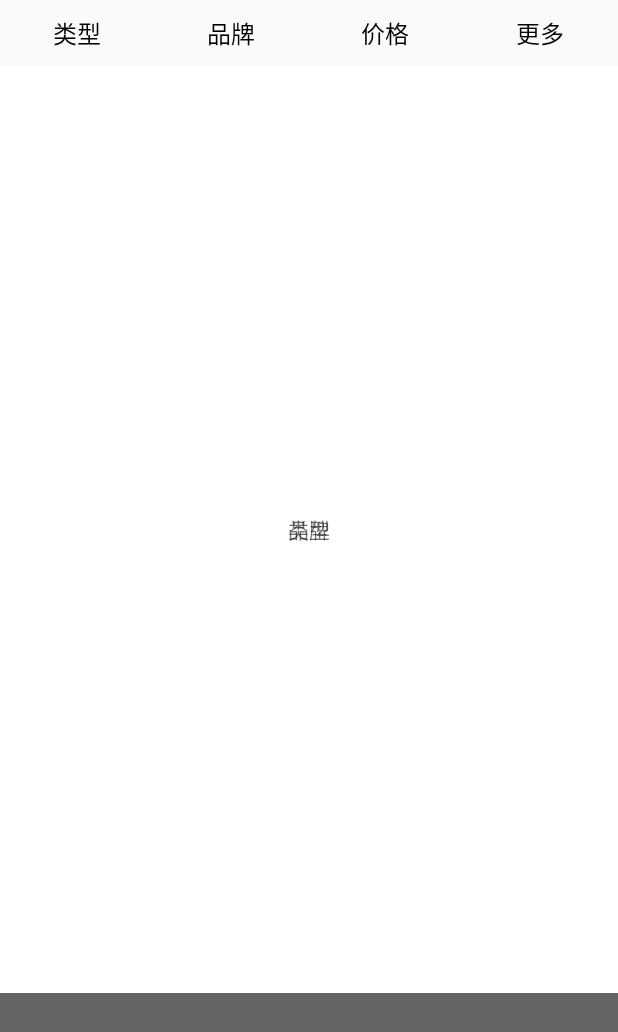
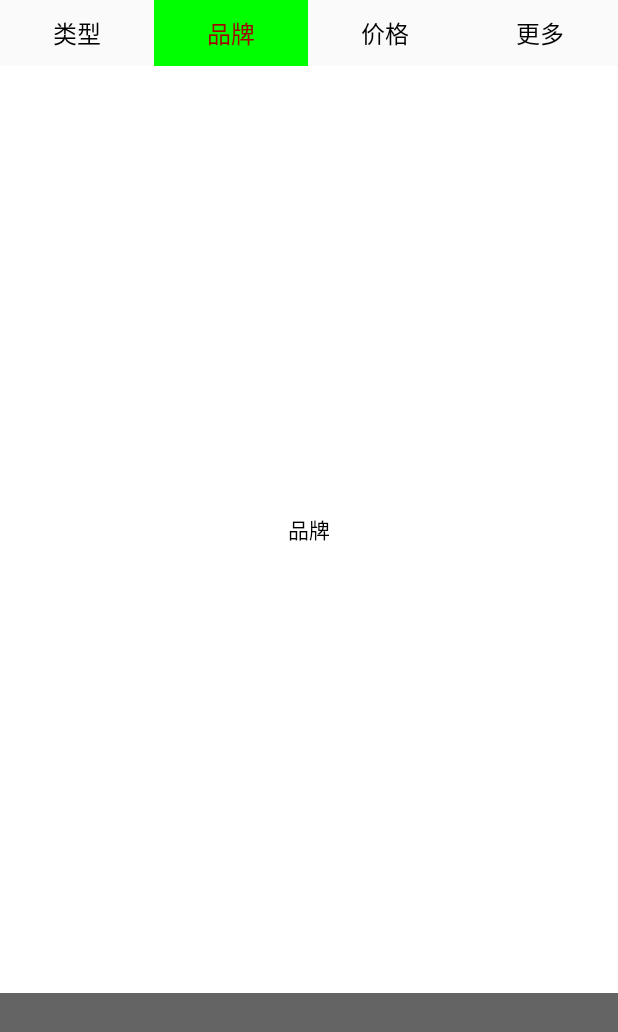
Before and after one commit to 13538659596/View, an Android app: the PopuViewActivity screen opened directly, with no data from a screen before it, after a tap on "品牌", on a phone screen of 412 x 824 dp. Shown: the top 1032 px of the screen. Run offline under Robolectric (Android 15) with nearby library versions, the phone set to English and light mode, and no system bars; our stand-ins replace ButterKnife; 1 other tap on this screen came first.

Commit message:
完善选择列表

```diff
--- a/app/src/main/java/com/example/view/adpter/MenuAdapater.java
+++ b/app/src/main/java/com/example/view/adpter/MenuAdapater.java
@@ -44,6 +44,18 @@ public class MenuAdapater extends BaseMenuAdapter{
         // 真正开发过程中，不同的位置显示的布局不一样
         TextView menuView = (TextView) LayoutInflater.from(context).inflate(R.layout.ui_list_data_screen_menu,parent,false);
         menuView.setText(items.get(position));
+        menuView.setTextColor(context.getResources().getColor(R.color.balck));
         return menuView;
     }
+
+    @Override
+    public void menuClose(View tabView) {
+        tabView.setBackgroundColor(context.getResources().getColor(R.color.material_grey_50));
+        ((TextView)tabView).setTextColor(context.getResources().getColor(R.color.balck));}
+
+    @Override
+    public void menuOpen(View tabView) {
+        tabView.setBackgroundColor(context.getResources().getColor(R.color.colorGreen));
+        ((TextView)tabView).setTextColor(context.getResources().getColor(R.color.startColor));
+    }
 }
--- a/app/src/main/java/com/example/view/group/PopuView.java
+++ b/app/src/main/java/com/example/view/group/PopuView.java
@@ -7,6 +7,7 @@ import android.content.Context;
 import android.graphics.Color;
 import android.support.annotation.Nullable;
 import android.util.AttributeSet;
+import android.util.Log;
 import android.util.TypedValue;
 import android.view.Gravity;
 import android.view.View;
@@ -34,9 +35,13 @@ public class PopuView extends LinearLayout implements View.OnClickListener{
     //内容布局
     private FrameLayout mMenuContainerView;
     private Context mContext;
-    private boolean isMenuOpen = false;  //菜单栏是否弹出
+    private  int currentClickPosition = -1;  //点击的位置
+
+    private BaseMenuAdapter adapter;
 
     private int mMenuContentHeight; //弹出的内容页高度
+    private boolean isExcuteAnimotion = false;   //当前是否正在执行动画
+
     public PopuView(Context context) {
         this(context, null);
     }
@@ -63,6 +68,7 @@ public class PopuView extends LinearLayout implements View.OnClickListener{
         tabView.setLayoutParams(params);
         addView(tabView);
 
+
         //创建内容+阴影布局
         mMenuMiddleView = new FrameLayout(mContext);
 
@@ -77,6 +83,7 @@ public class PopuView extends LinearLayout implements View.OnClickListener{
         mShadowView = new View(mContext);
         mShadowView.setBackgroundColor(Color.parseColor("#99000000"));
         mShadowView.setAlpha(0);
+        mShadowView.setVisibility(GONE);
         mMenuMiddleView.addView(mShadowView);
 
 
@@ -84,6 +91,7 @@ public class PopuView extends LinearLayout implements View.OnClickListener{
         mMenuContainerView.setBackgroundColor(Color.WHITE);
         mMenuMiddleView.addView(mMenuContainerView);
         addView(mMenuMiddleView);
+        mShadowView.setOnClickListener(this);
     }
 
     /**
@@ -91,6 +99,7 @@ public class PopuView extends LinearLayout implements View.OnClickListener{
      * @param adapter
      */
     public void setAdapter(BaseMenuAdapter adapter) {
+        this.adapter = adapter;
         int childCount = adapter.getCount();
         for (int i = 0; i < childCount; i++) {
             View childView =  adapter.getTabView(i, tabView);
@@ -113,17 +122,42 @@ public class PopuView extends LinearLayout implements View.OnClickListener{
         childView.setOnClickListener(new OnClickListener() {
             @Override
             public void onClick(View view) {
-                if(isMenuOpen) {
+                if(currentClickPosition == -1) {
+                    openMenu(position);
+                }else {
+                    if(position == currentClickPosition) {
+                        //点击当前打开的位置，关闭菜单栏
+                        closeMenu();
+                    }else {
+                        //点击其他的位置，替换菜单栏内容页
+                        repleaceContentView(position);
+                    }
 
-                }else {
-                    openMenu(position);
                 }
             }
         });
     }
+    private void repleaceContentView(int position) {
+        //执行动画时不切换
+        if(isExcuteAnimotion) {
+            return;
+        }
+        Log.e(">>>>>>>", "   repleaceContentView  "  + currentClickPosition + "  " + position);
+        //点击前的一个View的位置
+        adapter.menuClose(tabView.getChildAt(currentClickPosition));
+        View previousView = mMenuContainerView.getChildAt(currentClickPosition);
+        previousView.setVisibility(View.GONE);
+        adapter.menuOpen(tabView.getChildAt(position));
+        View currentView = mMenuContainerView.getChildAt(position);
+        currentView.setVisibility(VISIBLE);
+        currentClickPosition = position;
+    }
 
-
-    private void openMenu(int position) {
+    private void openMenu(final int position) {
+        if(isExcuteAnimotion) {
+            return;
+        }
+        Log.e(">>>>>>>", "   openMenu  ");
         mShadowView.setVisibility(View.VISIBLE);
         // 获取当前位置显示当前菜单，菜单是加到了菜单容器
         View menuView = mMenuContainerView.getChildAt(position);
@@ -139,15 +173,62 @@ public class PopuView extends LinearLayout implements View.OnClickListener{
         alphaAnimator.addListener(new AnimatorListenerAdapter() {
             @Override
             public void onAnimationEnd(Animator animation) {
-                //mAnimatorExecute = false;
-               // mCurrentPosition = position;
+                isExcuteAnimotion = false;
+                currentClickPosition = position;
             }
 
             @Override
             public void onAnimationStart(Animator animation) {
-               // mAnimatorExecute = true;
+               isExcuteAnimotion = true;
                 // 把当前的 tab 传到外面
-               // mAdapter.menuOpen(tabView);
+                adapter.menuOpen(tabView.getChildAt(position));
+            }
+        });
+        alphaAnimator.start();
+    }
+
+
+    private void closeMenu() {
+        Log.e(">>>>>>>", "   closeMenu  "  + isExcuteAnimotion + "   currentClickPosition " + currentClickPosition);
+        if(isExcuteAnimotion || currentClickPosition == -1) {
+           return;
+        }
+        mShadowView.setVisibility(VISIBLE);
+        // 获取当前位置显示当前菜单，菜单是加到了菜单容器
+        View menuView = mMenuContainerView.getChildAt(currentClickPosition);
+        menuView.setVisibility(VISIBLE);
+
+        // 打开开启动画  位移动画  透明度动画
+        ObjectAnimator translationAnimator = ObjectAnimator.ofFloat(mMenuContainerView, "translationY",0, -mMenuContentHeight);
+        translationAnimator.setDuration(300);
+        translationAnimator.start();
+        ObjectAnimator alphaAnimator = ObjectAnimator.ofFloat(mShadowView, "alpha", 1f, 0f);
+        alphaAnimator.setDuration(300);
+
+        alphaAnimator.addListener(new AnimatorListenerAdapter() {
+            @Override
+            public void onAnimationEnd(Animator animation) {
+
+                // mCurrentPosition = position;
+
+                View menuView = mMenuContainerView.getChildAt(currentClickPosition);
+                menuView.setVisibility(GONE);
+                mShadowView.setVisibility(GONE);
+
+                //这里改变currentClickPosition有一个坑
+                //因为延迟设置currentClickPosition的值，可能导致下次点击后currentClickPosition刚好设置成-1
+                //然后mMenuContainerView.getChildAt(currentClickPosition) 为null
+                //解决方法动画结束后才响应下次点击事件
+                currentClickPosition = -1;
+                //必须放在最后，否则可能mShadowView还没隐藏，有进了close方法
+                isExcuteAnimotion = false;
+            }
+
+            @Override
+            public void onAnimationStart(Animator animation) {
+                isExcuteAnimotion = true;
+                // 把当前的 tab 传到外面
+                adapter.menuClose(tabView.getChildAt(currentClickPosition));
             }
         });
         alphaAnimator.start();
@@ -155,8 +236,11 @@ public class PopuView extends LinearLayout implements View.OnClickListener{
 
     @Override
     protected void onMeasure(int widthMeasureSpec, int heightMeasureSpec) {
+        //Log.e(">>>>", "  onMeasure " + " mMenuContentHeight " + mMenuContentHeight);
+        //第一次进来时mMenuContentHeight高度为零，指定高度，下次在进来不用重新设置
         super.onMeasure(widthMeasureSpec, heightMeasureSpec);
         int height = MeasureSpec.getSize(heightMeasureSpec);
+        if(mMenuContentHeight == 0 && height > 0) {
             // 内容的高度应该不是全部  应该是整个 View的 75%
             mMenuContentHeight = (int) (height * 75f / 100);
             ViewGroup.LayoutParams params = mMenuContainerView.getLayoutParams();
@@ -164,6 +248,8 @@ public class PopuView extends LinearLayout implements View.OnClickListener{
             mMenuContainerView.setLayoutParams(params);
             mMenuContainerView.setTranslationY(- mMenuContentHeight);
             //隐藏阴影和内容，把布局移上去
+        }
+
     }
 
 
@@ -174,6 +260,7 @@ public class PopuView extends LinearLayout implements View.OnClickListener{
 
     @Override
     public void onClick(View view) {
-        Toast.makeText(mContext, "点击" , Toast.LENGTH_SHORT).show();
+        Log.e("=======", "    onClick");
+        closeMenu();
     }
 }
```
Lines whose indentation alone changed are shown as unchanged.
